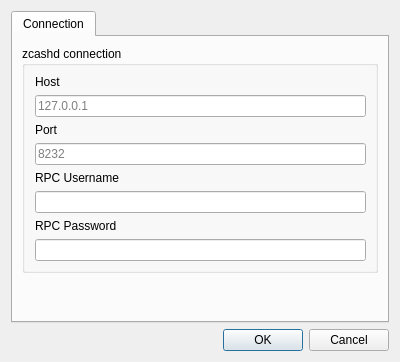
z-bitcoinz/BitcoinZ_Blue, file src/settings.ui: the form before one commit.
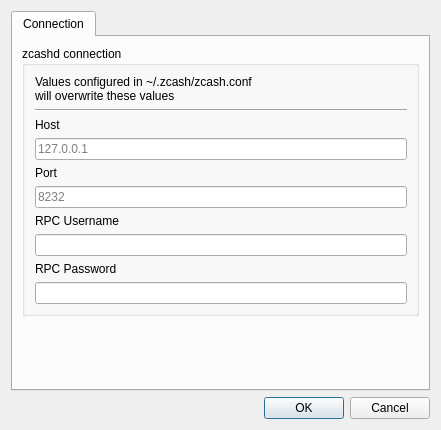
The form after the commit.

Diff of the .ui file:
```diff
--- a/src/settings.ui
+++ b/src/settings.ui
@@ -6,8 +6,8 @@
    <rect>
     <x>0</x>
     <y>0</y>
-    <width>400</width>
-    <height>362</height>
+    <width>441</width>
+    <height>430</height>
    </rect>
   </property>
   <property name="windowTitle">
@@ -38,7 +38,7 @@
             <property name="leftMargin">
              <number>10</number>
             </property>
-            <item row="4" column="0">
+            <item row="6" column="0">
              <widget class="QLabel" name="label_3">
               <property name="minimumSize">
                <size>
@@ -51,10 +51,10 @@
               </property>
              </widget>
             </item>
-            <item row="5" column="0">
+            <item row="7" column="0">
              <widget class="QLineEdit" name="rpcuser"/>
             </item>
-            <item row="0" column="0">
+            <item row="2" column="0">
              <widget class="QLabel" name="label">
               <property name="minimumSize">
                <size>
@@ -67,21 +67,21 @@
               </property>
              </widget>
             </item>
-            <item row="1" column="0">
+            <item row="3" column="0">
              <widget class="QLineEdit" name="hostname">
               <property name="placeholderText">
                <string>127.0.0.1</string>
               </property>
              </widget>
             </item>
-            <item row="3" column="0">
+            <item row="5" column="0">
              <widget class="QLineEdit" name="port">
               <property name="placeholderText">
                <string>8232</string>
               </property>
              </widget>
             </item>
-            <item row="6" column="0">
+            <item row="8" column="0">
              <widget class="QLabel" name="label_4">
               <property name="minimumSize">
                <size>
@@ -94,10 +94,10 @@
               </property>
              </widget>
             </item>
-            <item row="7" column="0">
+            <item row="9" column="0">
              <widget class="QLineEdit" name="rpcpassword"/>
             </item>
-            <item row="2" column="0">
+            <item row="4" column="0">
              <widget class="QLabel" name="label_2">
               <property name="minimumSize">
                <size>
@@ -110,6 +110,20 @@
               </property>
              </widget>
             </item>
+            <item row="0" column="0">
+             <widget class="QLabel" name="label_5">
+              <property name="text">
+               <string>&lt;html&gt;&lt;head/&gt;&lt;body&gt;&lt;p&gt;Values configured in ~/.zcash/zcash.conf &lt;br/&gt;will overwrite these values&lt;/p&gt;&lt;/body&gt;&lt;/html&gt;</string>
+              </property>
+             </widget>
+            </item>
+            <item row="1" column="0">
+             <widget class="Line" name="line">
+              <property name="orientation">
+               <enum>Qt::Horizontal</enum>
+              </property>
+             </widget>
+            </item>
            </layout>
           </widget>
          </item>
```
